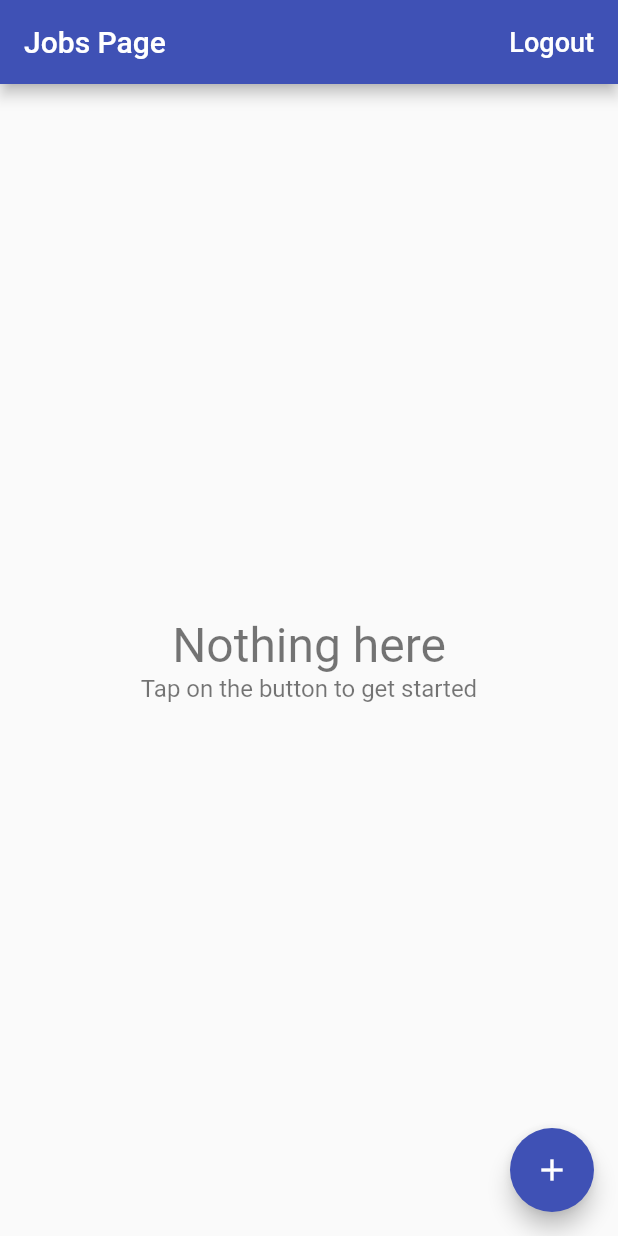
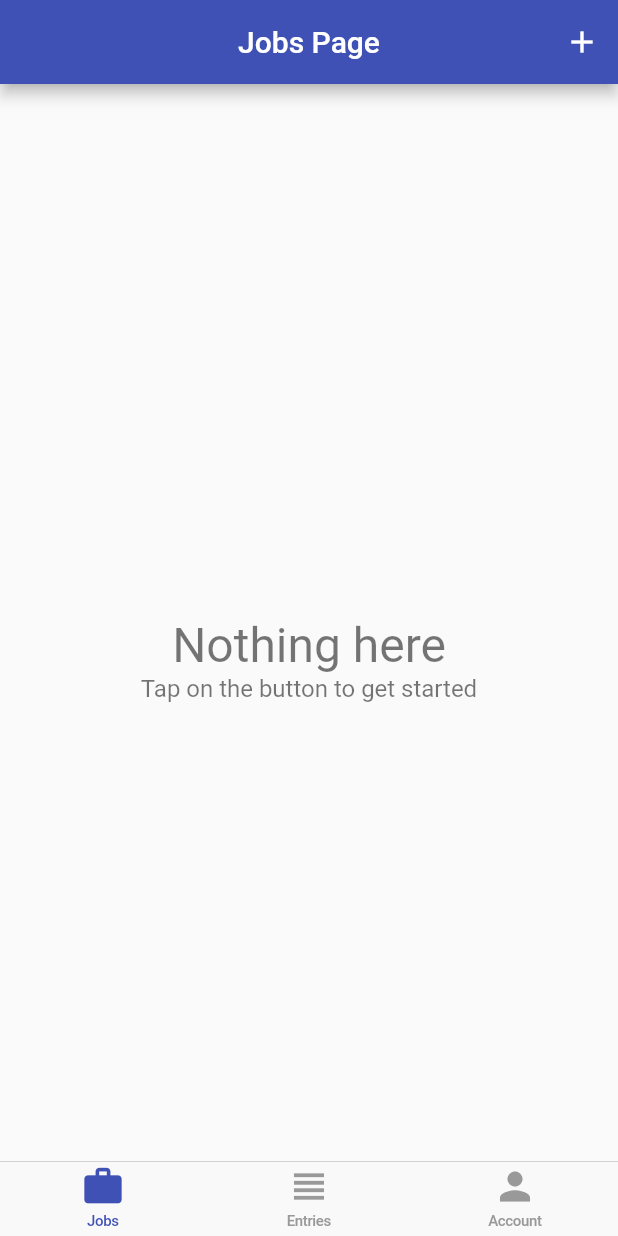
Before and after one commit to FlorianKogon/time_tracker_flutter_course, a Flutter app: the screen it shows once a user with an empty profile is signed in, on a phone screen of 412 x 824 dp. Run offline on Flutter 3.47's test engine with Material 2 defaults, Android fonts, the phone set to English and light mode, and no system bars; our stand-ins replace cloud_firestore, firebase_auth, firebase_core, google_sign_in; missing offline and left inert: flutter_login_facebook; accounts and stored records are empty.

Commit message:
bottom bar and icons added

```diff
--- /dev/null
+++ b/lib/app/home/cupertino_home_scaffold.dart
@@ -0,0 +1,41 @@
+import 'package:flutter/cupertino.dart';
+import 'package:flutter/material.dart';
+import 'package:time_tracker_flutter_course/app/home/tab_item.dart';
+
+class CupertinoHomeScaffold extends StatelessWidget {
+  const CupertinoHomeScaffold({Key key, @required this.currentTab, @required this.onSelectTab, @required this.widgetBuilders})
+      : super(key: key);
+  final TabItem currentTab;
+  final ValueChanged<TabItem> onSelectTab;
+  final Map<TabItem, WidgetBuilder> widgetBuilders;
+
+  @override
+  Widget build(BuildContext context) {
+    return CupertinoTabScaffold(
+      tabBuilder: (context, i) {
+        final item = TabItem.values[i];
+        return CupertinoTabView(
+          builder: (context) => widgetBuilders[item](context),
+        );
+      },
+      tabBar: CupertinoTabBar(
+        items: [
+          _buildItem(TabItem.jobs),
+          _buildItem(TabItem.entries),
+          _buildItem(TabItem.account),
+        ],
+        onTap: (index) => onSelectTab(TabItem.values[index]),
+      ),
+    );
+  }
+
+  BottomNavigationBarItem _buildItem(TabItem tabItem) {
+    final itemData = TabItemData.allTabs[tabItem];
+    return BottomNavigationBarItem(
+        icon: Icon(
+          itemData.icon,
+        ),
+        label: itemData.title,
+    );
+  }
+}
--- /dev/null
+++ b/lib/app/home/home_page.dart
@@ -0,0 +1,38 @@
+import 'package:flutter/material.dart';
+import 'package:time_tracker_flutter_course/app/home/account/account_page.dart';
+import 'package:time_tracker_flutter_course/app/home/cupertino_home_scaffold.dart';
+import 'package:time_tracker_flutter_course/app/home/tab_item.dart';
+
+import 'jobs/jobs_page.dart';
+
+class HomePage extends StatefulWidget {
+  @override
+  _HomePageState createState() => _HomePageState();
+}
+
+class _HomePageState extends State<HomePage> {
+  TabItem _currentTab = TabItem.jobs;
+
+  Map<TabItem, WidgetBuilder> get widgetBuilders {
+    return {
+      TabItem.jobs: (_) => JobsPage(),
+      TabItem.entries: (_) => Container(),
+      TabItem.account: (_) => AccountPage(),
+    };
+  }
+
+  @override
+  Widget build(BuildContext context) {
+    return CupertinoHomeScaffold(
+      currentTab: _currentTab,
+      onSelectTab: _select,
+      widgetBuilders: widgetBuilders,
+    );
+  }
+
+  void _select(TabItem tabItem) {
+    setState(() {
+      _currentTab = tabItem;
+    });
+  }
+}
--- a/lib/app/home/job_entries/entry_page.dart
+++ b/lib/app/home/job_entries/entry_page.dart
@@ -17,7 +17,7 @@ class EntryPage extends StatefulWidget {
 
   static Future<void> show(
       {BuildContext context, Database database, Job job, Entry entry}) async {
-    await Navigator.of(context).push(
+    await Navigator.of(context, rootNavigator: true).push(
       MaterialPageRoute(
         builder: (context) =>
             EntryPage(database: database, job: job, entry: entry),
--- a/lib/app/home/jobs/edit_job_page.dart
+++ b/lib/app/home/jobs/edit_job_page.dart
@@ -10,7 +10,7 @@ class EditJobPage extends StatefulWidget {
   final Job job;
 
   static Future<void> show(BuildContext context, {Database database, Job job}) async {
-    await Navigator.of(context).push(MaterialPageRoute(
+    await Navigator.of(context, rootNavigator: true).push(MaterialPageRoute(
       builder: (context) => EditJobPage(
         database: database,
         job: job,
--- a/lib/app/home/jobs/jobs_page.dart
+++ b/lib/app/home/jobs/jobs_page.dart
@@ -52,28 +52,20 @@ class JobsPage extends StatelessWidget {
   Widget build(BuildContext context) {
     return Scaffold(
       appBar: AppBar(
+        centerTitle: true,
         title: Text('Jobs Page'),
         actions: [
-          FlatButton(
-            onPressed: () => _confirmSignOut(context),
-            child: Text(
-              'Logout',
-              style: TextStyle(
-                fontSize: 18.0,
-                color: Colors.white,
-              ),
+          IconButton(
+            icon: Icon(Icons.add),
+            color: Colors.white,
+            onPressed: () => EditJobPage.show(
+              context,
+              database: Provider.of<Database>(context, listen: false),
             ),
           ),
         ],
       ),
       body: _buildContent(context),
-      floatingActionButton: FloatingActionButton(
-        child: Icon(Icons.add),
-        onPressed: () => EditJobPage.show(
-          context,
-          database: Provider.of<Database>(context, listen: false),
-        ),
-      ),
     );
   }
 
--- /dev/null
+++ b/lib/app/home/tab_item.dart
@@ -0,0 +1,15 @@
+import 'package:flutter/material.dart';
+
+enum TabItem {jobs , entries, account}
+
+class TabItemData {
+  const TabItemData({@required this.title, @required this.icon});
+  final String title;
+  final IconData icon;
+
+  static const Map<TabItem, TabItemData> allTabs = {
+    TabItem.jobs: TabItemData(title: 'Jobs', icon: Icons.work),
+    TabItem.entries: TabItemData(title: 'Entries', icon: Icons.view_headline),
+    TabItem.account: TabItemData(title: 'Account', icon: Icons.person),
+  };
+}
--- a/lib/app/landing_page.dart
+++ b/lib/app/landing_page.dart
@@ -1,7 +1,7 @@
 import 'package:firebase_auth/firebase_auth.dart';
 import 'package:flutter/material.dart';
 import 'package:provider/provider.dart';
-import 'package:time_tracker_flutter_course/app/home/jobs/jobs_page.dart';
+import 'package:time_tracker_flutter_course/app/home/home_page.dart';
 import 'package:time_tracker_flutter_course/app/sign_in/sign_in_page.dart';
 import 'package:time_tracker_flutter_course/services/auth.dart';
 import 'package:time_tracker_flutter_course/services/database.dart';
@@ -23,7 +23,7 @@ class LandingPage extends StatelessWidget {
           }
           return Provider<Database>(
             create: (_) => FirestoreDatabase(uid: user.uid),
-            child: JobsPage(),
+            child: HomePage(),
           );
         }
         return Scaffold(
```
Also changed, not shown: lib/app/home/account/account_page.dart (added, +49 -0 lines), lib/app/home/job_entries/job_entries_page.dart (+14 -12 lines).
